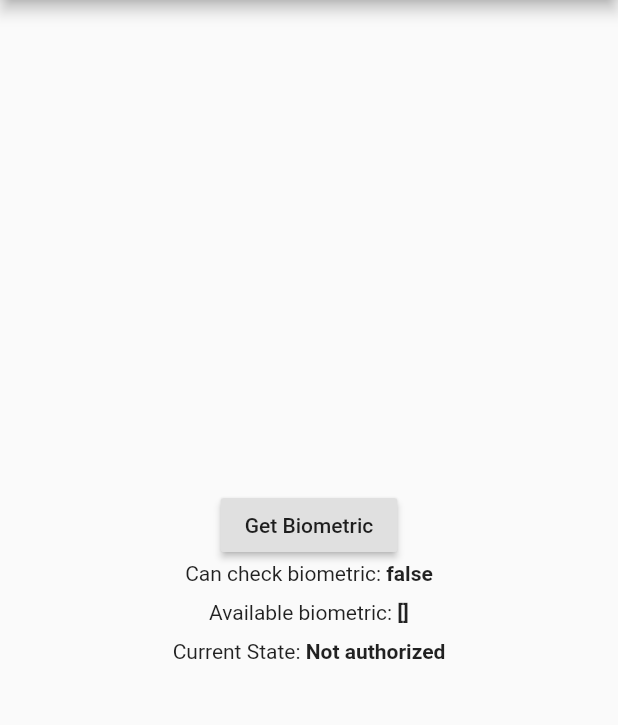
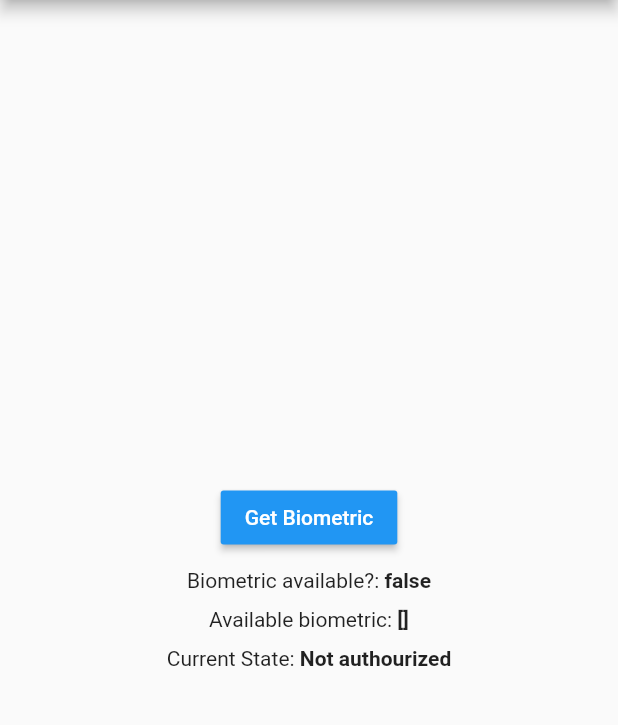
Before and after one commit to aloRanking/fingerauth, a Flutter app: the screen it shows after launch, on a phone screen of 412 x 824 dp, the part 84-809 px from its top. Run offline on Flutter 3.47's test engine with Material 2 defaults, Android fonts, the phone set to English and light mode, and no system bars; our stand-ins replace local_auth.

Commit message:
refactor code

```diff
--- a/lib/HomePage.dart
+++ b/lib/HomePage.dart
@@ -11,7 +11,7 @@ class _HomePageState extends State<HomePage> {
   LocalAuthentication auth = LocalAuthentication();
   bool _canCheckBiometric;
   List<BiometricType> _availableBiometric;
-  String authorized = "Not authorized";
+  String authorized = "Not authourized";
 
   //checking bimetrics
   //this function will check the sensors and will tell us
@@ -87,12 +87,16 @@ class _HomePageState extends State<HomePage> {
         children: [
           Center(
             child: RaisedButton(
+              color: Colors.blue,
+              textColor: Colors.white,
               onPressed: _authenticate,
               child: Text("Get Biometric"),
             ),
+          ),SizedBox(
+            height: 10,
           ),
           RichtextWidget(
-            text: 'Can check biometric: ',
+            text: 'Biometric available?: ',
             result: _canCheckBiometric,
           ),
           SizedBox(
```
